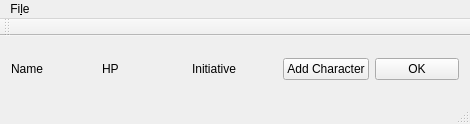
MarcoTz/initTracker, file inittracker.ui: the form before one commit.
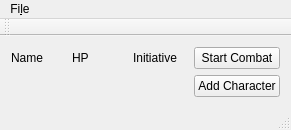
The form after the commit.

Commit message: fixed some layout issues added status line

The edit to the form file:
```diff
--- a/inittracker.ui
+++ b/inittracker.ui
@@ -6,8 +6,8 @@
    <rect>
     <x>0</x>
     <y>0</y>
-    <width>470</width>
-    <height>124</height>
+    <width>291</width>
+    <height>126</height>
    </rect>
   </property>
   <property name="sizePolicy">
@@ -42,7 +42,7 @@
       </property>
      </widget>
     </item>
-    <item row="1" column="3">
+    <item row="2" column="4">
      <widget class="QPushButton" name="addButton">
       <property name="text">
        <string>Add Character</string>
@@ -52,7 +52,7 @@
     <item row="1" column="4">
      <widget class="QPushButton" name="okButton">
       <property name="text">
-       <string>OK</string>
+       <string>Start Combat</string>
       </property>
      </widget>
     </item>
@@ -63,8 +63,8 @@
     <rect>
      <x>0</x>
      <y>0</y>
-     <width>470</width>
-     <height>26</height>
+     <width>291</width>
+     <height>19</height>
     </rect>
    </property>
    <widget class="QMenu" name="menuFile">
```
The commit also changes 6 other files.
